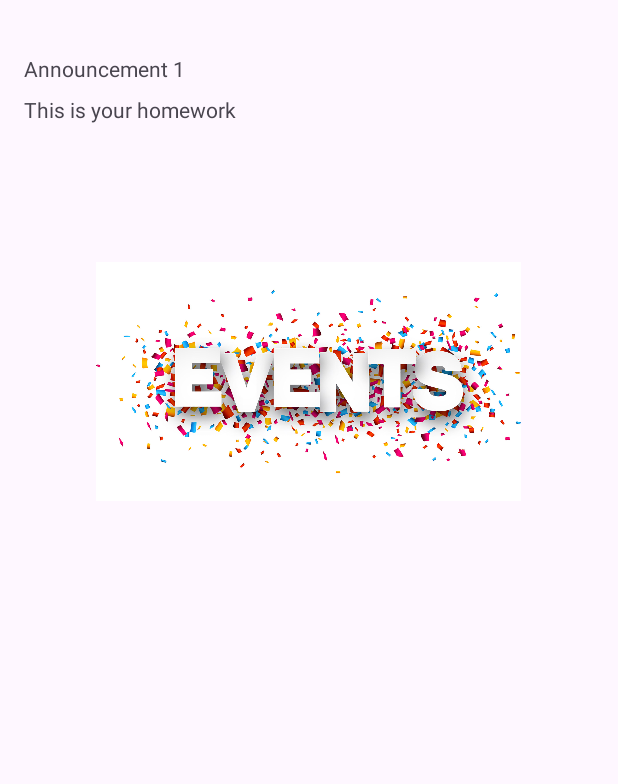
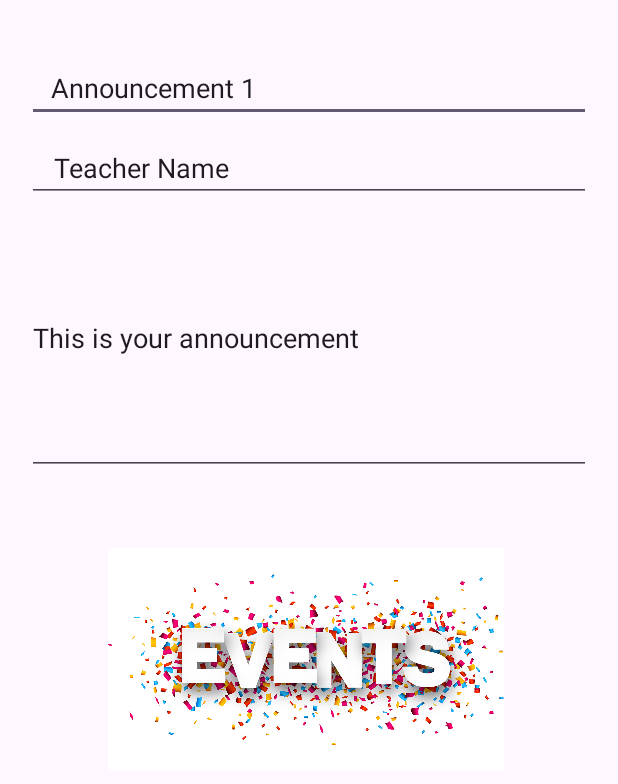
Before and after one commit to noktahesefe/STS-Mobile-Side-kubilay, an Android app: the layout class_announcement_overlay_layout.xml on its own in the app's theme, with its tools: preview values and no code run, on a phone screen of 412 x 824 dp. Shown: the top 784 px of the screen. Run offline under Robolectric (Android 15) with nearby library versions, the phone set to English and light mode, and no system bars.

```diff
--- a/app/src/main/AndroidManifest.xml
+++ b/app/src/main/AndroidManifest.xml
@@ -34,7 +34,7 @@
             android:exported="false"
             android:theme="@style/TransparentActionBar"/>
         <activity
-            android:name=".Activities.ClassRoomAnnouncementScreen"
+            android:name=".Activities.MainActivity"
             android:exported="false"
             android:theme="@style/TransparentActionBar"/>
         <activity
@@ -58,7 +58,7 @@
             android:name=".Activities.ParentMainActivity"
             android:exported="false"
             android:theme="@style/TransparentActionBar"/>
-        <activity android:name="com.example.birdaha.Activities.MainActivity"
+        <activity android:name="com.example.birdaha.Activities.ClassRoomAnnouncementScreen"
             android:exported="true"
             >
             <!-- Ana aktivite -->
--- a/app/src/main/java/com/example/birdaha/Activities/ClassRoomAnnouncementScreen.java
+++ b/app/src/main/java/com/example/birdaha/Activities/ClassRoomAnnouncementScreen.java
@@ -119,8 +119,8 @@ private void showAddAnnouncementDialog() {
     builder.setView(dialogView);
 
     // Get the form controls from the dialog view
-    EditText assignmentTitleEditText = dialogView.findViewById(R.id.announcementEditText);
-    EditText assignmentDescriptionEditText = dialogView.findViewById(R.id.homeworkDescriptionEditText);
+    EditText assignmentTitleEditText = dialogView.findViewById(R.id.lectureNameEditText);
+    EditText assignmentDescriptionEditText = dialogView.findViewById(R.id.add_announcement_teacher_name);
     Button saveButton = dialogView.findViewById(R.id.saveButton);
 
     // Create the dialog
--- a/app/src/main/java/com/example/birdaha/Activities/HomeWorkScreen.java
+++ b/app/src/main/java/com/example/birdaha/Activities/HomeWorkScreen.java
@@ -122,7 +122,7 @@ public class HomeWorkScreen extends AppCompatActivity implements ClassroomHomewo
 
         // Inflate the overlay_layout.xml file into a View object
         View overlayView = inflater.inflate(R.layout.homework_overlay_layout, null);
-        TextView title = overlayView.findViewById(R.id.homework_detail_name);
+        TextView title = overlayView.findViewById(R.id.homework_detail_title);
         TextView detail = overlayView.findViewById(R.id.homework_detail_course_name);
         title.setText(current.getTitle());
         detail.setText(current.getHw_content());
--- a/app/src/main/java/com/example/birdaha/Adapters/ClassAnnouncementAdapter.java
+++ b/app/src/main/java/com/example/birdaha/Adapters/ClassAnnouncementAdapter.java
@@ -1,6 +1,5 @@
 package com.example.birdaha.Adapters;
 
-import android.app.AlertDialog;
 import android.content.Context;
 import android.view.LayoutInflater;
 import android.view.View;
@@ -14,7 +13,6 @@ import androidx.recyclerview.widget.RecyclerView;
 import com.example.birdaha.General.ClassAnnouncementModel;
 import com.example.birdaha.R;
 import com.example.birdaha.Utilities.ClassAnnouncementViewInterface;
-import com.example.birdaha.Utilities.ClassroomHomeworkViewInterface;
 
 import java.util.ArrayList;
 import java.util.Locale;
@@ -134,7 +132,7 @@ public class ClassAnnouncementAdapter extends RecyclerView.Adapter<ClassAnnounce
             super(itemView);
 
             // Initialize the textViewTitle variable with the view from the layout with id homework_detail_name
-            textViewTitle = itemView.findViewById(R.id.homework_detail_name);
+            textViewTitle = itemView.findViewById(R.id.homework_detail_title);
 
             // Initialize the cardView variable with the view from the layout with id cardView2
             cardView = itemView.findViewById(R.id.cardView2);
--- a/app/src/main/res/layout/class_announcement_overlay_layout.xml
+++ b/app/src/main/res/layout/class_announcement_overlay_layout.xml
@@ -3,40 +3,59 @@
     xmlns:app="http://schemas.android.com/apk/res-auto"
     xmlns:tools="http://schemas.android.com/tools"
     android:layout_width="match_parent"
-    android:layout_height="500dp">
+    android:layout_height="match_parent">
 
-    <TextView
+    <EditText
         android:id="@+id/announcement_detail_name"
-        android:layout_width="173dp"
+        android:layout_width="match_parent"
         android:layout_height="wrap_content"
+        android:paddingLeft="16dp"
         android:layout_marginTop="36dp"
+        android:layout_marginLeft="18dp"
+        android:layout_marginRight="18dp"
         android:text="Announcement 1"
-        android:textAlignment="textStart"
         app:layout_constraintEnd_toEndOf="parent"
         app:layout_constraintHorizontal_bias="0.067"
         app:layout_constraintStart_toStartOf="parent"
         app:layout_constraintTop_toTopOf="parent" />
 
-    <TextView
+    <EditText
         android:id="@+id/announcement_detail_info"
-        android:layout_width="171dp"
+        android:layout_width="match_parent"
         android:layout_height="wrap_content"
-        android:layout_marginStart="16dp"
         android:layout_marginTop="8dp"
-        android:text="This is your homework"
+        android:paddingLeft="18dp"
+        android:layout_marginLeft="18dp"
+        android:layout_marginRight="18dp"
+        android:layout_marginBottom="36dp"
+        android:inputType="text"
+        android:text="Teacher Name"
         app:layout_constraintStart_toStartOf="parent"
+        app:layout_constraintHorizontal_bias="0.066"
+        app:layout_constraintEnd_toEndOf="parent"
         app:layout_constraintTop_toBottomOf="@+id/announcement_detail_name" />
 
     <ImageView
         android:id="@+id/announcement_detail_image"
-        android:layout_width="283dp"
-        android:layout_height="379dp"
+        android:layout_width="264dp"
+        android:layout_height="246dp"
         android:layout_marginStart="16dp"
-        android:layout_marginBottom="56dp"
-        app:layout_constraintBottom_toBottomOf="parent"
         app:layout_constraintEnd_toEndOf="parent"
-        app:layout_constraintHorizontal_bias="0.428"
+        app:layout_constraintHorizontal_bias="0.424"
         app:layout_constraintStart_toStartOf="parent"
+        app:layout_constraintTop_toBottomOf="@+id/textView2"
         app:srcCompat="@drawable/img_1" />
 
+    <EditText
+        android:id="@+id/textView2"
+        android:layout_width="match_parent"
+        android:layout_marginRight="18dp"
+        android:layout_marginLeft="18dp"
+        android:layout_height="182dp"
+        android:text="This is your announcement"
+        app:layout_constraintEnd_toEndOf="parent"
+        app:layout_constraintHorizontal_bias="0.492"
+        app:layout_constraintStart_toStartOf="parent"
+        app:layout_constraintTop_toBottomOf="@+id/announcement_detail_info" />
+
 </androidx.constraintlayout.widget.ConstraintLayout>
--- a/app/src/main/res/layout/homework_overlay_layout.xml
+++ b/app/src/main/res/layout/homework_overlay_layout.xml
@@ -6,7 +6,7 @@
     android:layout_height="match_parent">
 
     <EditText
-        android:id="@+id/homework_detail_name"
+        android:id="@+id/homework_detail_title"
         android:layout_width="match_parent"
         android:layout_height="wrap_content"
         android:layout_marginTop="36dp"
@@ -33,7 +33,7 @@
         app:layout_constraintEnd_toEndOf="parent"
         app:layout_constraintHorizontal_bias="0.066"
         app:layout_constraintStart_toStartOf="parent"
-        app:layout_constraintTop_toBottomOf="@+id/homework_detail_name"
+        app:layout_constraintTop_toBottomOf="@+id/homework_detail_title"
         app:layout_constraintVertical_bias="1.0" />
 
     <EditText
--- a/app/src/main/res/layout/recycler_view_row.xml
+++ b/app/src/main/res/layout/recycler_view_row.xml
@@ -39,7 +39,7 @@
                 app:layout_constraintVertical_bias="0.0" />
 
             <TextView
-                android:id="@+id/homework_detail_name"
+                android:id="@+id/homework_detail_title"
                 android:layout_width="wrap_content"
                 android:layout_height="wrap_content"
                 android:layout_marginStart="16dp"
```
Also changed, not shown: app/src/main/java/com/example/birdaha/Activities/ClassroomHomeworkScreen.java (+57 -11 lines), app/src/main/java/com/example/birdaha/General/HwModel.java (+16 -1 lines), app/src/main/res/layout/dialog_add_announcement.xml (+11 -11 lines), app/src/main/res/layout/dialog_add_homework.xml (+20 -11 lines).
